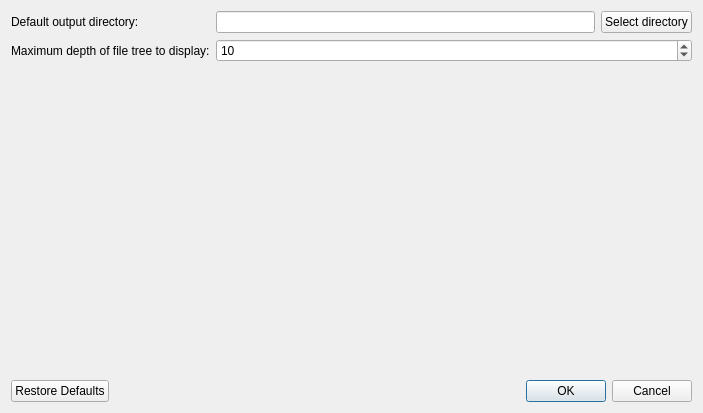
First picture: the form in mpl_data_cast/gui/preferences.ui, repository GuckLab/MPL-Data-Cast, before the edit.
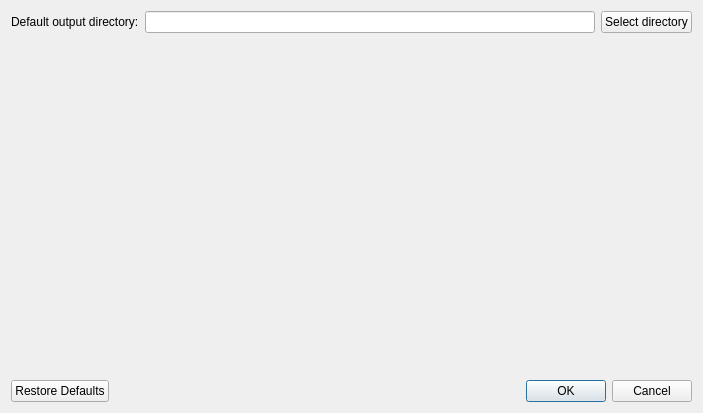
Second picture: the form after the edit. Icons and pictures are not drawn.

What changed in the file:
```diff
--- a/mpl_data_cast/gui/preferences.ui
+++ b/mpl_data_cast/gui/preferences.ui
@@ -35,10 +35,10 @@
      </item>
      <item row="1" column="0">
       <layout class="QGridLayout" name="gridLayout_2">
-       <item row="2" column="0">
-        <widget class="QLabel" name="label">
+       <item row="0" column="2">
+        <widget class="QPushButton" name="pushButton_output_path">
          <property name="text">
-          <string>Maximum depth of file tree to display:</string>
+          <string>Select directory</string>
          </property>
         </widget>
        </item>
@@ -52,26 +52,6 @@
          </property>
         </widget>
        </item>
-       <item row="0" column="2">
-        <widget class="QPushButton" name="pushButton_output_path">
-         <property name="text">
-          <string>Select directory</string>
-         </property>
-        </widget>
-       </item>
-       <item row="2" column="1" colspan="2">
-        <widget class="QSpinBox" name="spinBox_tree_depth_limit">
-         <property name="minimum">
-          <number>1</number>
-         </property>
-         <property name="maximum">
-          <number>24</number>
-         </property>
-         <property name="value">
-          <number>10</number>
-         </property>
-        </widget>
-       </item>
       </layout>
      </item>
     </layout>
```
